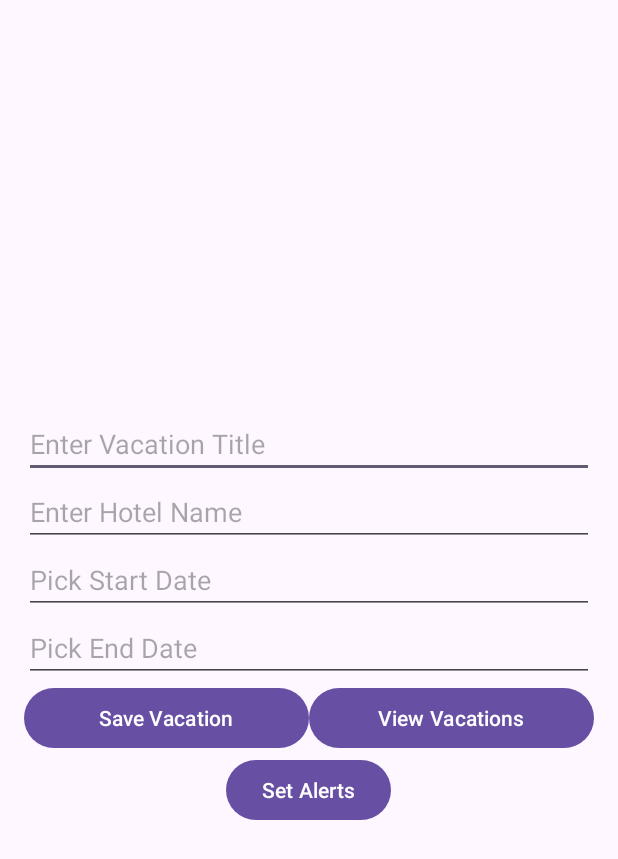
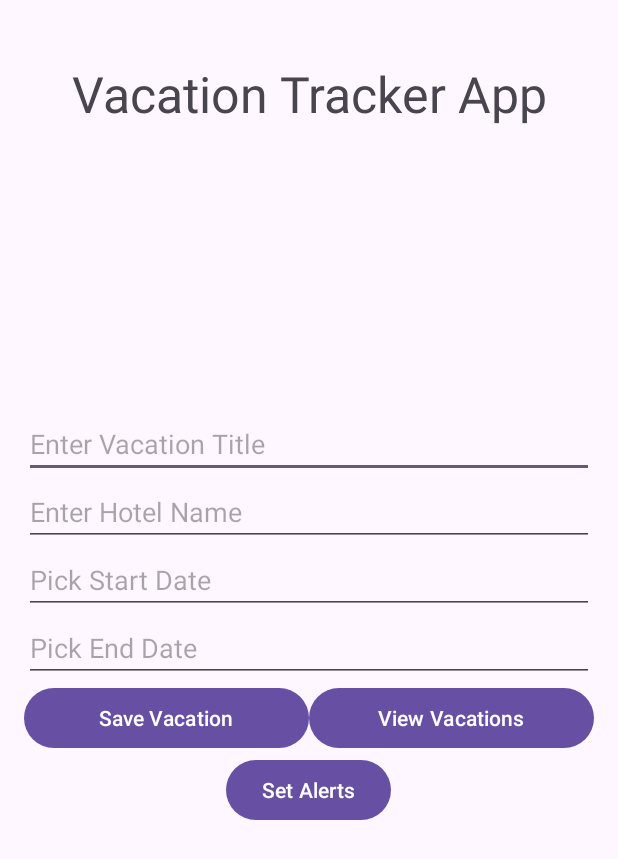
Before and after one commit to Reece-Nunez/Android_Vacation_Tracker, an Android app: the screen it shows after launch (AddVacationActivity), on a phone screen of 412 x 824 dp. Shown: the top 859 px of the screen. Run offline under Robolectric (Android 15) with nearby library versions, the phone set to English and light mode, and no system bars.

```diff
--- a/app/src/main/java/com/example/myapplication/Dao/VacationDao.java
+++ b/app/src/main/java/com/example/myapplication/Dao/VacationDao.java
@@ -29,4 +29,7 @@ public interface VacationDao {
     @Query("SELECT * FROM vacations WHERE id = :vacationId")
     Vacation getVacationById(int vacationId);
 
+    @Query("SELECT * FROM vacations")
+    List<Vacation> getAllVacationsSync();
+
 }
--- a/app/src/main/res/layout/activity_add_vacation.xml
+++ b/app/src/main/res/layout/activity_add_vacation.xml
@@ -5,6 +5,20 @@
     android:layout_width="match_parent"
     android:layout_height="match_parent"
     tools:context=".AddVacationActivity">
+
+    <LinearLayout
+        android:layout_width="match_parent"
+        android:layout_height="wrap_content">
+
+        <TextView
+            android:layout_width="match_parent"
+            android:layout_height="wrap_content"
+            android:text="Vacation Tracker App"
+            android:textAlignment="center"
+            android:textSize="33dp"
+            android:layout_margin="40dp"/>
+
+    </LinearLayout>
 
     <LinearLayout
         android:layout_width="0dp"
```
Also changed, not shown: app/src/main/java/com/example/myapplication/AddVacationActivity.java (+8 -0 lines), app/src/main/java/com/example/myapplication/VacationDetailActivity.java (+7 -3 lines), app/src/main/res/layout/activity_vacation_detail.xml (+8 -0 lines).
